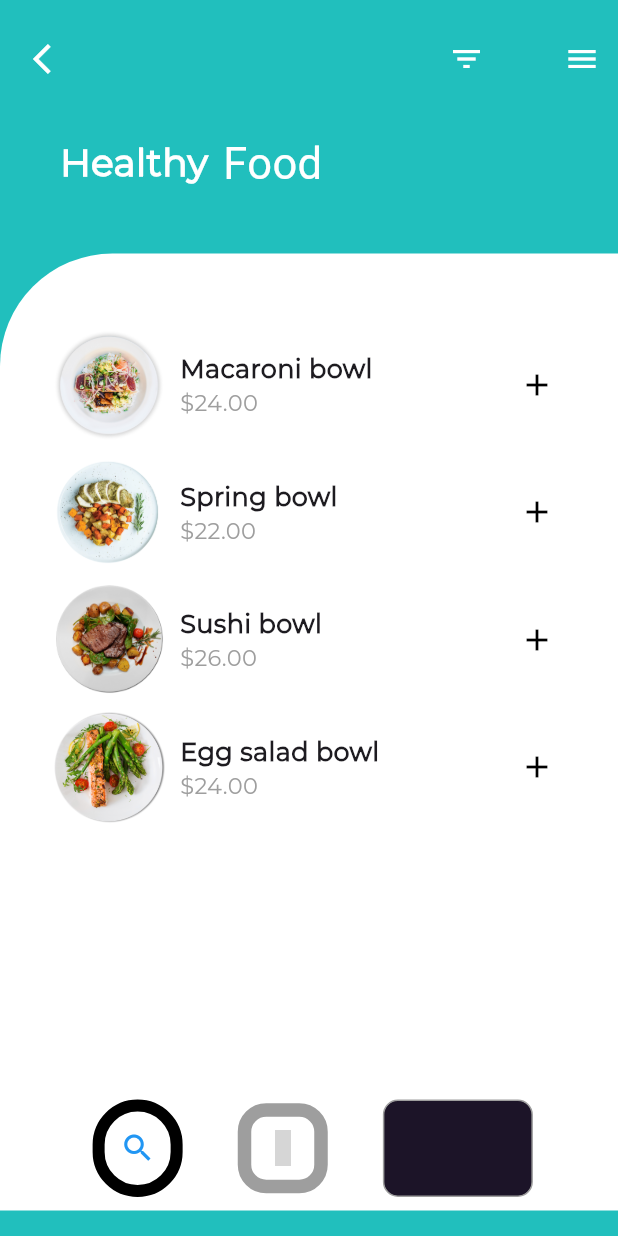
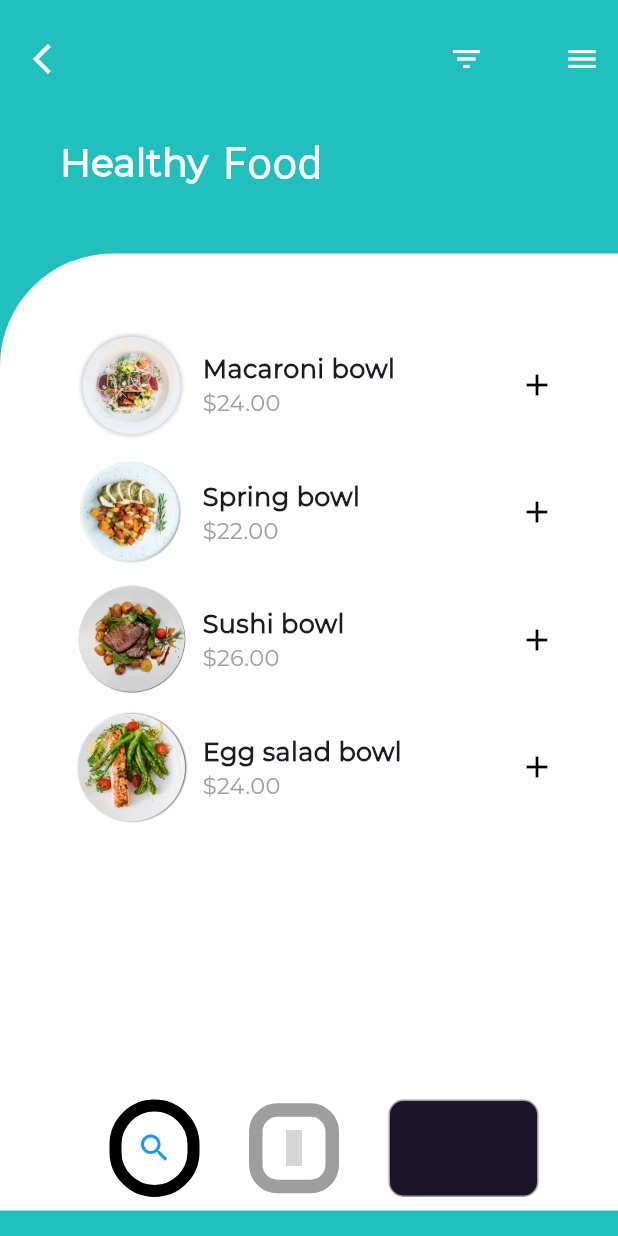
Before and after one commit to nawo6TGJD/App-CalFit-, a Flutter app: the screen it shows after launch, on a phone screen of 412 x 824 dp. Run offline on Flutter 3.47's test engine with Material 3 defaults, Android fonts, the phone set to English and light mode, and no system bars; statements that could not run were skipped; project files that could hold a hidden picture were left out; grey boxes are pictures that could not be loaded.

Commit message:
Update main.dart

```diff
--- a/lib/main.dart
+++ b/lib/main.dart
@@ -85,7 +85,7 @@ class _MyHomePageState extends State<MyHomePage> {
             ),
             child: ListView(
               primary: false,
-              padding: EdgeInsets.only(left: 25.0, right: 20.0),
+              padding: EdgeInsets.only(left: 40.0, right: 20.0),
               children: <Widget>[
                 Padding(
                     padding: EdgeInsets.only(top: 40.0),
```
